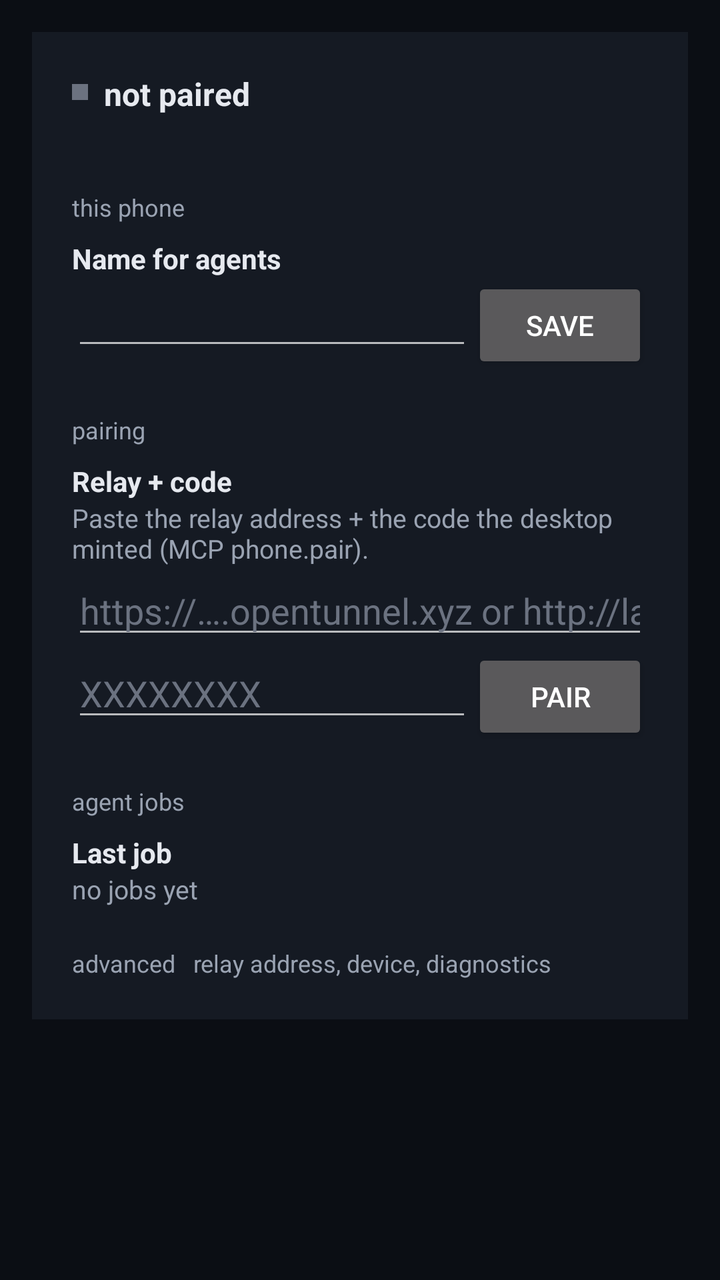
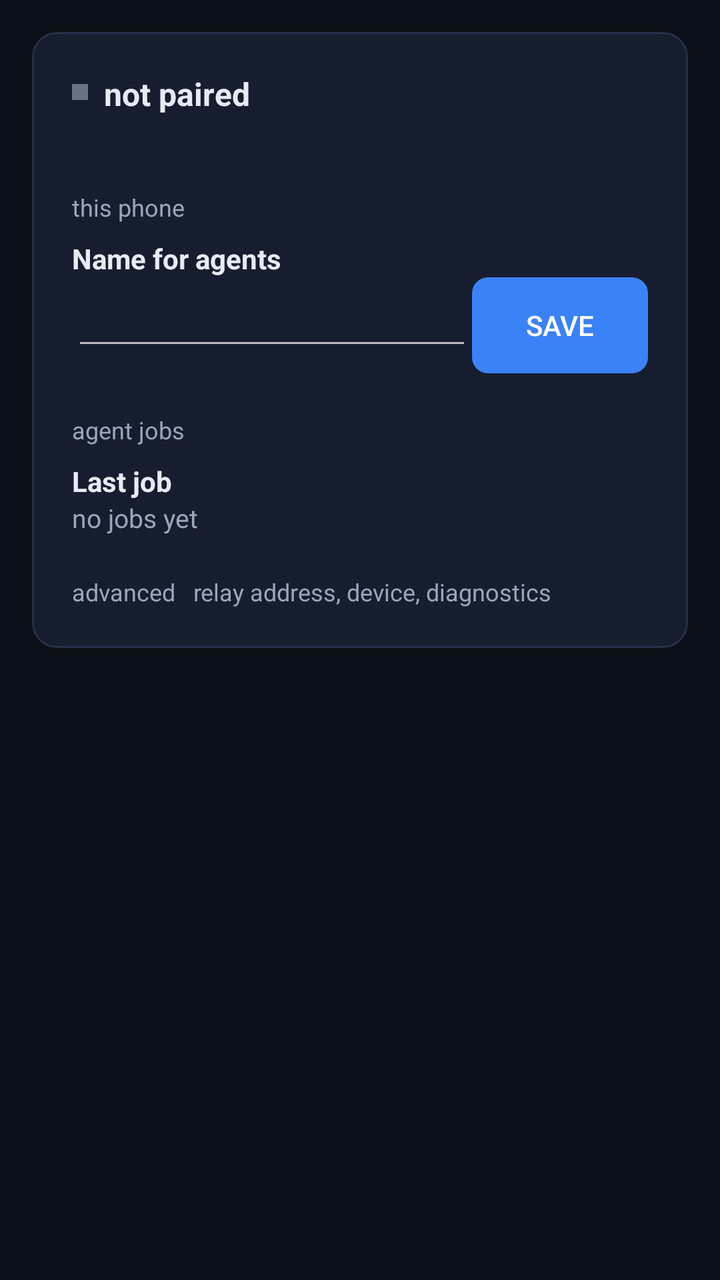

Two renders of the same Android screen: before a commit and after it. Below are the layout's source before the change and the commit's diff.
<!-- AndroidManifest.xml: application theme android:Theme.Material.NoActionBar -->
<!-- res/layout/activity_main.xml -->
<?xml version="1.0" encoding="utf-8"?>
<ScrollView xmlns:android="http://schemas.android.com/apk/res/android"
  android:layout_width="match_parent"
  android:layout_height="match_parent"
  android:background="#0B0E14"
  android:padding="16dp">

  <LinearLayout
    android:layout_width="match_parent"
    android:layout_height="wrap_content"
    android:orientation="vertical"
    android:background="#151A23"
    android:padding="20dp">

    
    <LinearLayout
      android:layout_width="match_parent"
      android:layout_height="wrap_content"
      android:orientation="horizontal">
      <View
        android:id="@+id/dot"
        android:layout_width="8dp"
        android:layout_height="8dp"
        android:layout_marginTop="6dp"
        android:layout_marginEnd="8dp"
        android:background="#6B7280" />
      <LinearLayout
        android:layout_width="match_parent"
        android:layout_height="wrap_content"
        android:orientation="vertical">
        <TextView
          android:id="@+id/status"
          android:layout_width="wrap_content"
          android:layout_height="wrap_content"
          android:text="not paired"
          android:textColor="#E6E9EF"
          android:textSize="16sp"
          android:textStyle="bold" />
        <TextView
          android:id="@+id/identity"
          android:layout_width="wrap_content"
          android:layout_height="wrap_content"
          android:textColor="#9AA3B2"
          android:textSize="13sp" />
      </LinearLayout>
    </LinearLayout>

    
    <TextView
      style="@style/Section"
      android:text="this phone" />
    <TextView
      style="@style/RowTitle"
      android:text="Name for agents" />
    <LinearLayout
      android:layout_width="match_parent"
      android:layout_height="wrap_content"
      android:orientation="horizontal">
      <EditText
        android:id="@+id/nameIn"
        android:layout_width="0dp"
        android:layout_height="wrap_content"
        android:layout_weight="1"
        android:textColor="#E6E9EF"
        android:singleLine="true" />
      <Button
        android:id="@+id/saveName"
        android:layout_width="wrap_content"
        android:layout_height="wrap_content"
        android:text="Save" />
    </LinearLayout>

    
    <LinearLayout
      android:id="@+id/pairingBox"
      android:layout_width="match_parent"
      android:layout_height="wrap_content"
      android:orientation="vertical">
    <TextView
      style="@style/Section"
      android:text="pairing" />
    <TextView
      style="@style/RowTitle"
      android:text="Relay + code" />
    <TextView
      style="@style/RowDesc"
      android:text="Paste the relay address + the code the desktop minted (MCP phone.pair)." />
    <EditText
      android:id="@+id/relayIn"
      android:layout_width="match_parent"
      android:layout_height="wrap_content"
      android:hint="https://….opentunnel.xyz or http://laptop-ip:19877"
      android:textColor="#E6E9EF"
      android:textColorHint="#6B7280"
      android:singleLine="true"
      android:inputType="textUri" />
    <LinearLayout
      android:layout_width="match_parent"
      android:layout_height="wrap_content"
      android:orientation="horizontal">
      <EditText
        android:id="@+id/codeIn"
        android:layout_width="0dp"
        android:layout_height="wrap_content"
        android:layout_weight="1"
        android:hint="XXXXXXXX"
        android:textColor="#E6E9EF"
        android:textColorHint="#6B7280"
        android:singleLine="true"
        android:inputType="textCapCharacters" />
      <Button
        android:id="@+id/pairBtn"
        android:layout_width="wrap_content"
        android:layout_height="wrap_content"
        android:text="Pair" />
    </LinearLayout>
    </LinearLayout>

    
    <TextView
      style="@style/Section"
      android:text="agent jobs" />
    <TextView
      style="@style/RowTitle"
      android:text="Last job" />
    <TextView
      android:id="@+id/lastJob"
      style="@style/RowDesc"
      android:text="no jobs yet" />

    
    <TextView
      android:id="@+id/advToggle"
      style="@style/Section"
      android:text="advanced   relay address, device, diagnostics" />
    <LinearLayout
      android:id="@+id/advBox"
      android:layout_width="match_parent"
      android:layout_height="wrap_content"
      android:orientation="vertical"
      android:visibility="gone">
      <TextView
        style="@style/RowTitle"
        android:text="Relay" />
      <TextView
        android:id="@+id/advRelay"
        style="@style/RowDesc"
        android:text="—" />
      <LinearLayout
        android:layout_width="match_parent"
        android:layout_height="wrap_content"
        android:orientation="horizontal">
        <EditText
          android:id="@+id/relayEdit"
          android:layout_width="0dp"
          android:layout_height="wrap_content"
          android:layout_weight="1"
          android:textColor="#E6E9EF"
          android:textColorHint="#6B7280"
          android:hint="https://… or http://laptop-ip:19877"
          android:singleLine="true"
          android:inputType="textUri" />
        <Button
          android:id="@+id/relaySave"
          android:layout_width="wrap_content"
          android:layout_height="wrap_content"
          android:text="Use" />
      </LinearLayout>
      <TextView
        style="@style/RowTitle"
        android:text="Device" />
      <TextView
        android:id="@+id/advDevice"
        style="@style/RowDesc"
        android:text="—" />
      <LinearLayout
        android:layout_width="match_parent"
        android:layout_height="wrap_content"
        android:orientation="horizontal">
        <Button
          android:id="@+id/unpairBtn"
          android:layout_width="wrap_content"
          android:layout_height="wrap_content"
          android:text="Unpair" />
        <Button
          android:id="@+id/forgetBtn"
          android:layout_width="wrap_content"
          android:layout_height="wrap_content"
          android:text="Forget everything" />
      </LinearLayout>
      <TextView
        style="@style/RowTitle"
        android:text="Background" />
      <TextView
        style="@style/RowDesc"
        android:text="Keep the link alive with the screen off. One system prompt." />
      <TextView
        android:id="@+id/bgStatus"
        style="@style/RowDesc"
        android:text="checking…" />
      <Button
        android:id="@+id/bgBtn"
        android:layout_width="wrap_content"
        android:layout_height="wrap_content"
        android:text="Allow background" />
      <TextView
        style="@style/RowTitle"
        android:text="Auto-approve" />
      <TextView
        style="@style/RowDesc"
        android:text="Exact-match only, read-only recon. Nothing else ever auto-runs." />
      <TextView
        android:id="@+id/autoList"
        style="@style/RowDesc"
        android:text="date · uname -a · uptime · getprop ro.build.version.release · getprop ro.product.model · getprop ro.build.version.sdk · cat /proc/version"
        android:typeface="monospace"
        android:textSize="12sp" />
      <TextView
        android:id="@+id/autoStatus"
        style="@style/RowDesc"
        android:text="checking…" />
      <Button
        android:id="@+id/autoBtn"
        android:layout_width="wrap_content"
        android:layout_height="wrap_content"
        android:text="Turn on" />
      <TextView
        style="@style/RowTitle"
        android:text="Shell (ADB)" />
      <TextView
        style="@style/RowDesc"
        android:text="Embedded ADB server, paired to this phone's own wireless debugging. Shell-UID commands, no second app." />
      <TextView
        android:id="@+id/shellStatus"
        style="@style/RowDesc"
        android:text="checking…" />
      <Button
        android:id="@+id/shellSettings"
        android:layout_width="wrap_content"
        android:layout_height="wrap_content"
        android:text="Set up shell" />
      <TextView
        style="@style/RowTitle"
        android:text="Log" />
      <TextView
        android:id="@+id/logView"
        android:layout_width="match_parent"
        android:layout_height="wrap_content"
        android:textColor="#9AA3B2"
        android:textSize="12sp"
        android:typeface="monospace" />
      <TextView
        style="@style/RowTitle"
        android:text="Updates" />
      <TextView
        android:id="@+id/buildInfo"
        style="@style/RowDesc"
        android:text="—" />
      <TextView
        android:id="@+id/updateStatus"
        style="@style/RowDesc"
        android:text="v0.17.15 · no check yet" />
      <TextView
        android:id="@+id/selfUpdateStatus"
        style="@style/RowDesc"
        android:text="checking…" />
      <Button
        android:id="@+id/selfUpdateBtn"
        android:layout_width="wrap_content"
        android:layout_height="wrap_content"
        android:text="Let agent update" />
      <ProgressBar
        android:id="@+id/updateProgress"
        style="?android:attr/progressBarStyleHorizontal"
        android:layout_width="match_parent"
        android:layout_height="wrap_content"
        android:max="100"
        android:visibility="gone" />
      <Button
        android:id="@+id/updateBtn"
        android:layout_width="wrap_content"
        android:layout_height="wrap_content"
        android:text="Check update" />
    </LinearLayout>

  </LinearLayout>
</ScrollView>
<!-- resources referenced by this layout -->
<resources>
  <style name="RowDesc">
      <item name="android:layout_width">wrap_content</item>
      <item name="android:layout_height">wrap_content</item>
      <item name="android:textColor">#9AA3B2</item>
      <item name="android:textSize">13sp</item>
    </style>
  <style name="RowTitle">
      <item name="android:layout_width">wrap_content</item>
      <item name="android:layout_height">wrap_content</item>
      <item name="android:layout_marginTop">8dp</item>
      <item name="android:textColor">#E6E9EF</item>
      <item name="android:textSize">14sp</item>
      <item name="android:textStyle">bold</item>
    </style>
  <style name="Section">
      <item name="android:layout_width">wrap_content</item>
      <item name="android:layout_height">wrap_content</item>
      <item name="android:layout_marginTop">20dp</item>
      <item name="android:textColor">#9AA3B2</item>
      <item name="android:textSize">12sp</item>
    </style>
</resources>

<!-- the commit's change to res/layout/activity_main.xml (unified diff, before → after) -->
@@ -2,14 +2,14 @@
 <ScrollView xmlns:android="http://schemas.android.com/apk/res/android"
   android:layout_width="match_parent"
   android:layout_height="match_parent"
-  android:background="#0B0E14"
+  android:background="@color/ph_bg"
   android:padding="16dp">
 
   <LinearLayout
     android:layout_width="match_parent"
     android:layout_height="wrap_content"
     android:orientation="vertical"
-    android:background="#151A23"
+    android:background="@drawable/card_bg"
     android:padding="20dp">
 
     
@@ -23,7 +23,7 @@
         android:layout_height="8dp"
         android:layout_marginTop="6dp"
         android:layout_marginEnd="8dp"
-        android:background="#6B7280" />
+        android:background="@color/ph_dim" />
       <LinearLayout
         android:layout_width="match_parent"
         android:layout_height="wrap_content"
@@ -33,14 +33,14 @@
           android:layout_width="wrap_content"
           android:layout_height="wrap_content"
           android:text="not paired"
-          android:textColor="#E6E9EF"
+          android:textColor="@color/ph_text"
           android:textSize="16sp"
           android:textStyle="bold" />
         <TextView
           android:id="@+id/identity"
           android:layout_width="wrap_content"
           android:layout_height="wrap_content"
-          android:textColor="#9AA3B2"
+          android:textColor="@color/ph_muted"
           android:textSize="13sp" />
       </LinearLayout>
     </LinearLayout>
@@ -61,60 +61,136 @@
         android:layout_width="0dp"
         android:layout_height="wrap_content"
         android:layout_weight="1"
-        android:textColor="#E6E9EF"
+        android:textColor="@color/ph_text"
         android:singleLine="true" />
       <Button
         android:id="@+id/saveName"
         android:layout_width="wrap_content"
         android:layout_height="wrap_content"
-        android:text="Save" />
-    </LinearLayout>
-
-    
-    <LinearLayout
-      android:id="@+id/pairingBox"
+        android:text="Save"
+        android:background="@drawable/btn_primary"
+        android:textColor="#FFFFFF"/>
+    </LinearLayout>
+
+    
+    <LinearLayout
+      android:id="@+id/setupBox"
+      android:layout_width="match_parent"
+      android:layout_height="wrap_content"
+      android:orientation="vertical"
+      android:visibility="gone">
+      <TextView
+        style="@style/Section"
+        android:text="setup" />
+      <TextView
+        android:layout_width="wrap_content"
+        android:layout_height="wrap_content"
+        android:text="Connect your agent"
+        android:textColor="@color/ph_text"
+        android:textSize="18sp"
+        android:textStyle="bold" />
+      <TextView
+        android:id="@+id/setupStatus"
+        style="@style/RowDesc"
+        android:text="This screen checks each step as it happens." />
+      <LinearLayout
+        android:layout_width="match_parent"
+        android:layout_height="wrap_content"
+        android:orientation="horizontal">
+        <Button
+          android:id="@+id/tabAsk"
+          android:layout_width="wrap_content"
+          android:layout_height="wrap_content"
+          android:text="Ask your agent" />
+        <Button
+          android:id="@+id/tabDiy"
+          android:layout_width="wrap_content"
+          android:layout_height="wrap_content"
+          android:text="Do it yourself" />
+      </LinearLayout>
+      <LinearLayout
+        android:id="@+id/askBox"
+        android:layout_width="match_parent"
+        android:layout_height="wrap_content"
+        android:orientation="vertical">
+        <TextView
+          style="@style/RowTitle"
+          android:text="1 · Paste this into your agent" />
+        <TextView
+          android:id="@+id/agentPrompt"
+          android:layout_width="match_parent"
+          android:layout_height="wrap_content"
+          android:text="Pair my phone companion app: 1) call phone.doctor to find my relay's public URL, 2) call phone.pair to mint a code, 3) reply with exactly one tappable link and no other text: phone://pair?code=CODE&amp;relay=URL"
+          android:textColor="@color/ph_text"
+          android:textSize="13sp"
+          android:background="@color/ph_bg"
+          android:padding="12dp" />
+        <Button
+          android:id="@+id/copyPrompt"
+          android:layout_width="wrap_content"
+          android:layout_height="wrap_content"
+          android:background="@drawable/btn_primary"
+          android:textColor="#FFFFFF"
+          android:text="Copy" />
+        <TextView
+          style="@style/RowDesc"
+          android:text="2 · Tap the link your agent replies with. 3 · Ask it: what's my battery?" />
+      </LinearLayout>
+      <LinearLayout
+        android:id="@+id/diyBox"
+        android:layout_width="match_parent"
+        android:layout_height="wrap_content"
+        android:orientation="vertical"
+        android:visibility="gone">
+        <TextView
+          style="@style/RowTitle"
+          android:text="1 · Relay + code" />
+        <TextView
+          style="@style/RowDesc"
+          android:text="The relay address, plus the code the desktop minted (MCP phone.pair)." />
+        <EditText
+          android:id="@+id/relayIn"
+          android:layout_width="match_parent"
+          android:layout_height="wrap_content"
+          android:hint="https://….opentunnel.xyz or http://laptop-ip:19877"
+          android:textColor="@color/ph_text"
+          android:textColorHint="@color/ph_dim"
+          android:singleLine="true"
+          android:inputType="textUri" />
+        <LinearLayout
+          android:layout_width="match_parent"
+          android:layout_height="wrap_content"
+          android:orientation="horizontal">
+          <EditText
+            android:id="@+id/codeIn"
+            android:layout_width="0dp"
+            android:layout_height="wrap_content"
+            android:layout_weight="1"
+            android:hint="XXXXXXXX"
+            android:textColor="@color/ph_text"
+            android:textColorHint="@color/ph_dim"
+            android:singleLine="true"
+            android:inputType="textCapCharacters" />
+          <Button
+            android:id="@+id/pairBtn"
+            android:layout_width="wrap_content"
+            android:layout_height="wrap_content"
+            android:background="@drawable/btn_primary"
+            android:textColor="#FFFFFF"
+            android:text="Pair" />
+        </LinearLayout>
+        <TextView
+          style="@style/RowDesc"
+          android:text="2 · Ask your agent: what's my battery? The answer proves the loop." />
+      </LinearLayout>
+    </LinearLayout>
+
+    
+    <LinearLayout
+      android:id="@+id/mainBox"
       android:layout_width="match_parent"
       android:layout_height="wrap_content"
       android:orientation="vertical">
-    <TextView
-      style="@style/Section"
-      android:text="pairing" />
-    <TextView
-      style="@style/RowTitle"
-      android:text="Relay + code" />
-    <TextView
-      style="@style/RowDesc"
-      android:text="Paste the relay address + the code the desktop minted (MCP phone.pair)." />
-    <EditText
-      android:id="@+id/relayIn"
-      android:layout_width="match_parent"
-      android:layout_height="wrap_content"
-      android:hint="https://….opentunnel.xyz or http://laptop-ip:19877"
-      android:textColor="#E6E9EF"
-      android:textColorHint="#6B7280"
-      android:singleLine="true"
-      android:inputType="textUri" />
-    <LinearLayout
-      android:layout_width="match_parent"
-      android:layout_height="wrap_content"
-      android:orientation="horizontal">
-      <EditText
-        android:id="@+id/codeIn"
-        android:layout_width="0dp"
-        android:layout_height="wrap_content"
-        android:layout_weight="1"
-        android:hint="XXXXXXXX"
-        android:textColor="#E6E9EF"
-        android:textColorHint="#6B7280"
-        android:singleLine="true"
-        android:inputType="textCapCharacters" />
-      <Button
-        android:id="@+id/pairBtn"
-        android:layout_width="wrap_content"
-        android:layout_height="wrap_content"
-        android:text="Pair" />
-    </LinearLayout>
-    </LinearLayout>
 
     
     <TextView
@@ -155,8 +231,8 @@
           android:layout_width="0dp"
           android:layout_height="wrap_content"
           android:layout_weight="1"
-          android:textColor="#E6E9EF"
-          android:textColorHint="#6B7280"
+          android:textColor="@color/ph_text"
+          android:textColorHint="@color/ph_dim"
           android:hint="https://… or http://laptop-ip:19877"
           android:singleLine="true"
           android:inputType="textUri" />
@@ -164,6 +240,8 @@
           android:id="@+id/relaySave"
           android:layout_width="wrap_content"
           android:layout_height="wrap_content"
+          android:background="@drawable/btn_primary"
+          android:textColor="#FFFFFF"
           android:text="Use" />
       </LinearLayout>
       <TextView
@@ -246,7 +324,7 @@
         android:id="@+id/logView"
         android:layout_width="match_parent"
         android:layout_height="wrap_content"
-        android:textColor="#9AA3B2"
+        android:textColor="@color/ph_muted"
         android:textSize="12sp"
         android:typeface="monospace" />
       <TextView
@@ -259,7 +337,7 @@
       <TextView
         android:id="@+id/updateStatus"
         style="@style/RowDesc"
-        android:text="v0.17.15 · no check yet" />
+        android:text="v0.18.0 · no check yet" />
       <TextView
         android:id="@+id/selfUpdateStatus"
         style="@style/RowDesc"
@@ -280,7 +358,11 @@
         android:id="@+id/updateBtn"
         android:layout_width="wrap_content"
         android:layout_height="wrap_content"
+        android:background="@drawable/btn_primary"
+        android:textColor="#FFFFFF"
         android:text="Check update" />
+    </LinearLayout>
+
     </LinearLayout>
 
   </LinearLayout>
<!-- resource entries referenced after the edit -->
@@ -1,16 +1,33 @@
 <!-- resources referenced by this layout -->
 <resources>
+  <color name="ph_bg">#0B0F17</color>
+  <color name="ph_dim">#6B7280</color>
+  <color name="ph_muted">#9AA6BE</color>
+  <color name="ph_text">#E6EBF5</color>
+  <!-- drawable btn_primary (drawable) -->
+  <?xml version="1.0" encoding="utf-8"?>
+  <shape xmlns:android="http://schemas.android.com/apk/res/android" android:shape="rectangle">
+    <solid android:color="@color/ph_accent" />
+    <corners android:radius="8dp" />
+  </shape>
+  <!-- drawable card_bg (drawable) -->
+  <?xml version="1.0" encoding="utf-8"?>
+  <shape xmlns:android="http://schemas.android.com/apk/res/android" android:shape="rectangle">
+    <solid android:color="@color/ph_card" />
+    <stroke android:width="1dp" android:color="@color/ph_border" />
+    <corners android:radius="12dp" />
+  </shape>
   <style name="RowDesc">
       <item name="android:layout_width">wrap_content</item>
       <item name="android:layout_height">wrap_content</item>
-      <item name="android:textColor">#9AA3B2</item>
+      <item name="android:textColor">@color/ph_muted</item>
       <item name="android:textSize">13sp</item>
     </style>
   <style name="RowTitle">
       <item name="android:layout_width">wrap_content</item>
       <item name="android:layout_height">wrap_content</item>
       <item name="android:layout_marginTop">8dp</item>
-      <item name="android:textColor">#E6E9EF</item>
+      <item name="android:textColor">@color/ph_text</item>
       <item name="android:textSize">14sp</item>
       <item name="android:textStyle">bold</item>
     </style>
@@ -18,8 +35,11 @@
       <item name="android:layout_width">wrap_content</item>
       <item name="android:layout_height">wrap_content</item>
       <item name="android:layout_marginTop">20dp</item>
-      <item name="android:textColor">#9AA3B2</item>
+      <item name="android:textColor">@color/ph_muted</item>
       <item name="android:textSize">12sp</item>
     </style>
+  <color name="ph_accent">#3B82F6</color>
+  <color name="ph_card">#161D2E</color>
+  <color name="ph_border">#243049</color>
 </resources>
 
